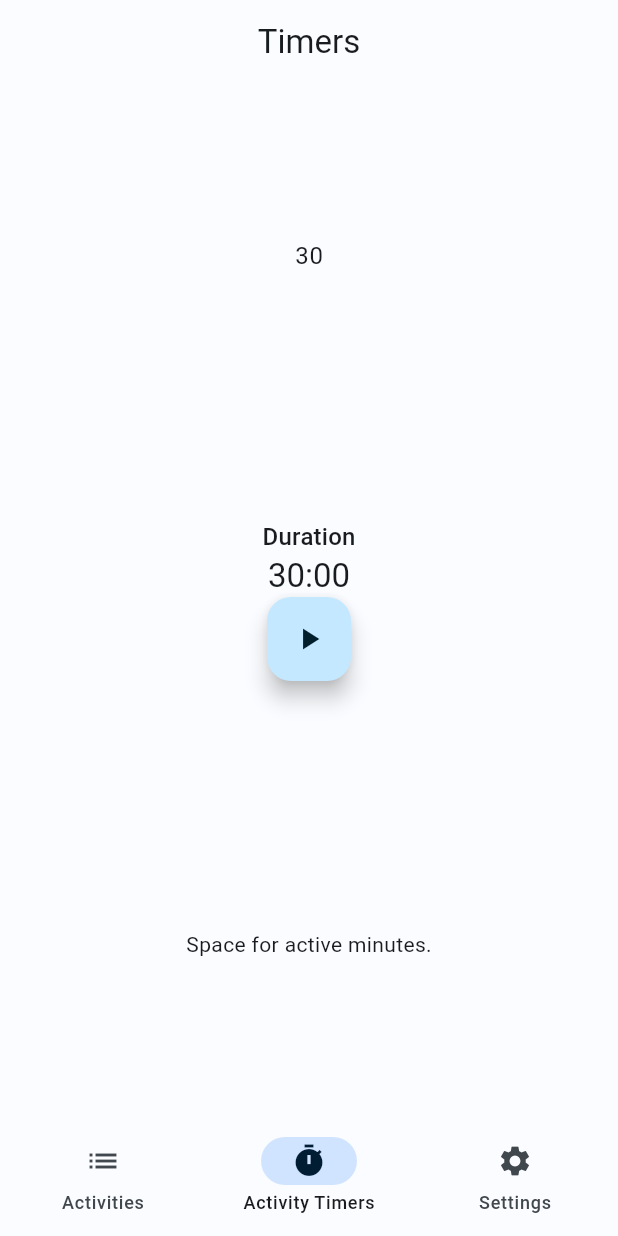
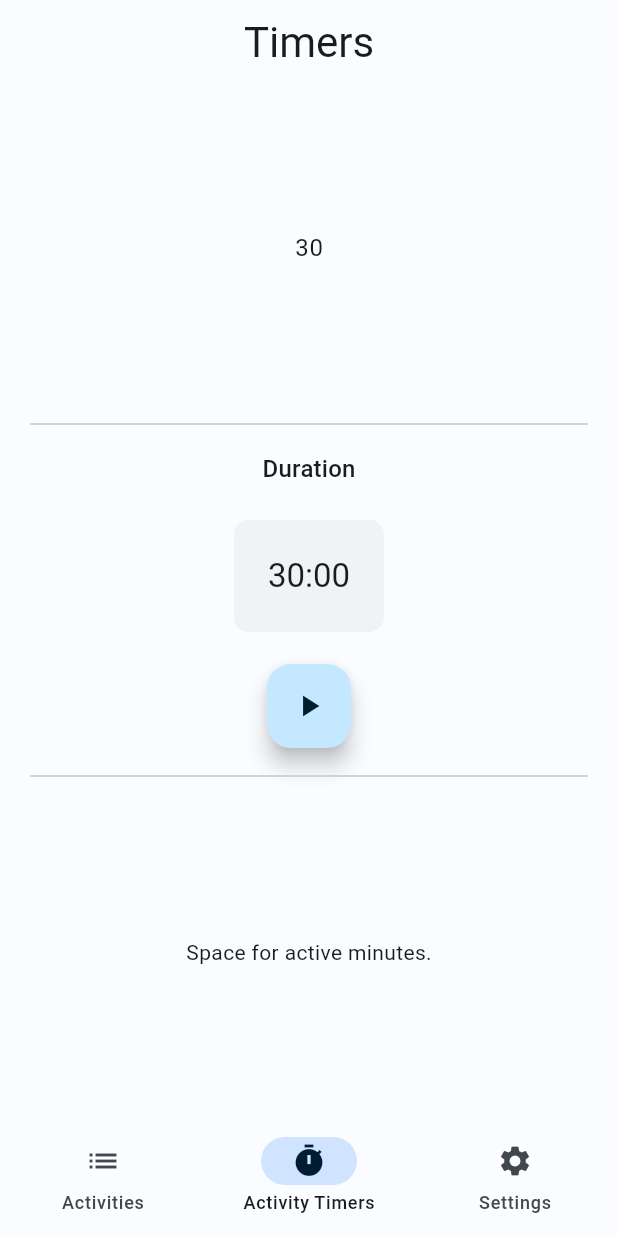
Before and after one commit to jshas/s1122207_iiatimd_app, a Flutter app: the screen it shows after launch, on a phone screen of 412 x 824 dp. Run offline on Flutter 3.47's test engine with Material 2 defaults, Android fonts, the phone set to English and light mode, and no system bars; our stand-ins replace bloc, equatable, flutter_bloc, google_fonts, shared_preferences.

Commit message:
Styling updates on title and label sizes - removed unneeded initState for durationTimer

```diff
--- a/lib/business_logic/timer/timer_bloc.dart
+++ b/lib/business_logic/timer/timer_bloc.dart
@@ -13,7 +13,7 @@ class TimerBloc extends Bloc<TimerEvent, TimerState> {
   /// counting down from 60
   final Ticker _ticker;
   final TimerRepository _timerRepository;
-  static int _duration = 30* 60;
+  static int _duration = 30 * 60;
   TimerItem _timerItem = TimerItem.short;
 
   /// to listen to the ticker stream
--- a/lib/presentation/screen/base_screen.dart
+++ b/lib/presentation/screen/base_screen.dart
@@ -15,7 +15,7 @@ class BaseScreen extends StatelessWidget {
     return BlocBuilder<NavigationCubit, NavigationState>(
       builder: (context, state) {
         return Scaffold(
-          appBar: AppBar(title: Text(state.title), centerTitle: true),
+          appBar: AppBar(title: Text(state.title, style: Theme.of(context).textTheme.headlineMedium), centerTitle: true),
           bottomNavigationBar: BlocBuilder<NavigationCubit, NavigationState>(
             builder: (context, state) {
               return NavigationBar(
--- a/lib/presentation/screen/timers_screen.dart
+++ b/lib/presentation/screen/timers_screen.dart
@@ -13,19 +13,8 @@ class TimersScreen extends StatefulWidget {
 
 class _TimersScreenState extends State<TimersScreen> {
   final int _remainingActiveTime = 30;
-  int _duration = 0;
+
   Axis _timerAxis = Axis.vertical;
-
-  @override
-  void initState() {
-    super.initState();
-    setState(() {
-      _duration = context
-          .read<TimerBloc>()
-          .state
-          .duration;
-    });
-  }
 
   @override
   Widget build(BuildContext context) {
@@ -39,15 +28,11 @@ class _TimersScreenState extends State<TimersScreen> {
       constraints: BoxConstraints(
           minHeight: 200.0,
           minWidth: 200.0,
-          maxWidth: MediaQuery
-              .sizeOf(context)
-              .width,
-          maxHeight: MediaQuery
-              .sizeOf(context)
-              .height),
+          maxWidth: MediaQuery.sizeOf(context).width,
+          maxHeight: MediaQuery.sizeOf(context).height),
       child: Flex(
           mainAxisSize: MainAxisSize.max,
-          crossAxisAlignment: CrossAxisAlignment.center,
+          crossAxisAlignment: CrossAxisAlignment.stretch,
           mainAxisAlignment: MainAxisAlignment.center,
           direction: _timerAxis,
           children: [
@@ -55,49 +40,58 @@ class _TimersScreenState extends State<TimersScreen> {
                 flex: 1,
                 child: Center(
                   child: Card(
-                      color: Theme
-                          .of(context)
-                          .cardColor,
-                      shadowColor: Theme
-                          .of(context)
-                          .shadowColor,
+                      color: Theme.of(context).cardColor,
+                      shadowColor: Theme.of(context).shadowColor,
                       elevation: 0,
                       child: Center(
                         child: Text(_remainingActiveTime.toString(),
-                            style: Theme
-                                .of(context)
-                                .textTheme
-                                .bodyLarge),
+                            style: Theme.of(context).textTheme.bodyLarge),
                       )),
                 )),
-            Expanded(
+            const Divider(
+              indent: 20,
+              endIndent: 20,
+            ),
+            const Expanded(
                 flex: 1,
-                child: Flex(
-                  direction: Axis.vertical,
-                  crossAxisAlignment: CrossAxisAlignment.center,
-                  mainAxisAlignment: MainAxisAlignment.center,
-                  mainAxisSize: MainAxisSize.max,
-                  children: [
-                    Text('Duration',
-                        style: Theme
-                            .of(context)
-                            .textTheme
-                            .titleMedium),
-                    BlocProvider.value(
-                      value: BlocProvider.of<TimerBloc>(context),
-                      child: TimerText(),
+                child: ReminderDuration()),
+            const Divider(
+              indent: 20,
+              endIndent: 20,
             ),
-                    BlocProvider.value(
-                      value: BlocProvider.of<TimerBloc>(context),
-                      child: Actions(),
-                    ),
-                  ],
-                )),
             const Expanded(
               flex: 1,
               child: Center(child: Text("Space for active minutes.")),
             ),
           ]),
+    );
+  }
+}
+
+class ReminderDuration extends StatelessWidget {
+  const ReminderDuration({
+    super.key,
+  });
+
+  @override
+  Widget build(BuildContext context) {
+    return Flex(
+      direction: Axis.vertical,
+      crossAxisAlignment: CrossAxisAlignment.center,
+      mainAxisAlignment: MainAxisAlignment.spaceAround,
+      mainAxisSize: MainAxisSize.min,
+      children: [
+        Text('Duration',
+            style: Theme.of(context).textTheme.titleMedium),
+        BlocProvider.value(
+          value: BlocProvider.of<TimerBloc>(context),
+          child: const TimerText(),
+        ),
+        BlocProvider.value(
+          value: BlocProvider.of<TimerBloc>(context),
+          child: const Actions(),
+        ),
+      ],
     );
   }
 }
@@ -114,18 +108,15 @@ class Actions extends StatelessWidget {
           mainAxisAlignment: MainAxisAlignment.spaceEvenly,
           children: [
             ...switch (state) {
-              TimerInitial() =>
-              [
+              TimerInitial() => [
                   FloatingActionButton(
                     child: const Icon(Icons.play_arrow),
-                  onPressed: () =>
-                      context
+                    onPressed: () => context
                         .read<TimerBloc>()
                         .add(TimerStarted(duration: state.duration)),
                   ),
                 ],
-              TimerRunInProgress() =>
-              [
+              TimerRunInProgress() => [
                   FloatingActionButton(
                     child: const Icon(Icons.pause),
                     onPressed: () =>
@@ -137,8 +128,7 @@ class Actions extends StatelessWidget {
                         context.read<TimerBloc>().add(const TimerReset()),
                   ),
                 ],
-              TimerRunPause() =>
-              [
+              TimerRunPause() => [
                   FloatingActionButton(
                     child: const Icon(Icons.play_arrow),
                     onPressed: () =>
@@ -150,18 +140,15 @@ class Actions extends StatelessWidget {
                         context.read<TimerBloc>().add(const TimerReset()),
                   ),
                 ],
-              TimerDurationSet() =>
-              [
+              TimerDurationSet() => [
                   FloatingActionButton(
                     child: const Icon(Icons.play_arrow),
-                  onPressed: () =>
-                      context
+                    onPressed: () => context
                         .read<TimerBloc>()
                         .add(TimerStarted(duration: state.duration)),
                   ),
                 ],
-              TimerRunComplete() =>
-              [
+              TimerRunComplete() => [
                   FloatingActionButton(
                     child: const Icon(Icons.replay),
                     onPressed: () =>
@@ -185,12 +172,21 @@ class TimerText extends StatelessWidget {
     final minutesStr =
         ((duration / 60) % 60).floor().toString().padLeft(2, '0');
     final secondsStr = (duration % 60).toString().padLeft(2, '0');
-    return Text(
+    return Stack(alignment: AlignmentDirectional.center, children: [
+      ClipRRect(
+        borderRadius: BorderRadius.circular(10),
+        child: Container(
+            height: 75,
+            width: 100,
+            alignment: AlignmentDirectional.center,
+            decoration: BoxDecoration(
+              color: Theme.of(context).hoverColor,
+            )),
+      ),
+      Text(
         '$minutesStr:$secondsStr',
-      style: Theme
-          .of(context)
-          .textTheme
-          .titleLarge,
-    );
+        style: Theme.of(context).textTheme.titleLarge,
+      ),
+    ]);
   }
 }
```
Also changed, not shown: lib/presentation/screen/settings_screen.dart (+35 -34 lines). Lines whose indentation alone changed are shown as unchanged.
